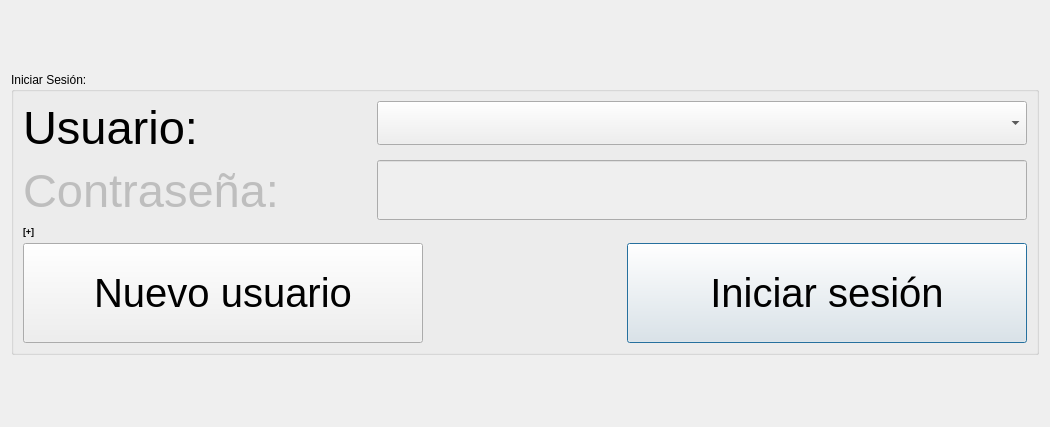
The window that components/gameManager/src/uis/big/login.ui (robocomp/euroage-tv) describes before a commit, drawn with Qt 5.
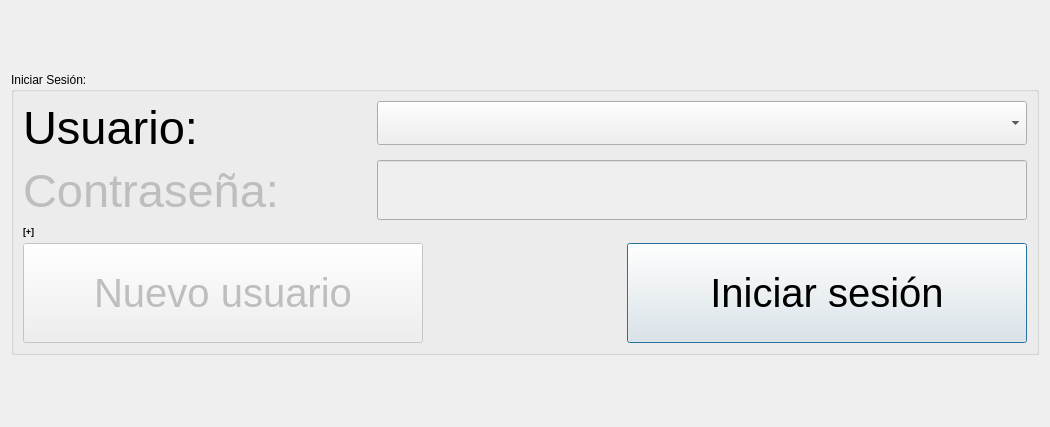
The same window after the commit.

Commit message: Disabled player creation on big version of the Ui on gameManager.

The edit to the form file:
```diff
--- a/components/gameManager/src/uis/big/login.ui
+++ b/components/gameManager/src/uis/big/login.ui
@@ -116,7 +116,7 @@
         <item>
          <widget class="QPushButton" name="newuser_button_2">
           <property name="enabled">
-           <bool>true</bool>
+           <bool>false</bool>
           </property>
           <property name="minimumSize">
            <size>
```
